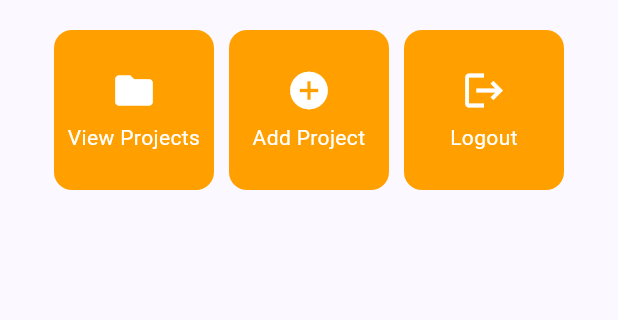
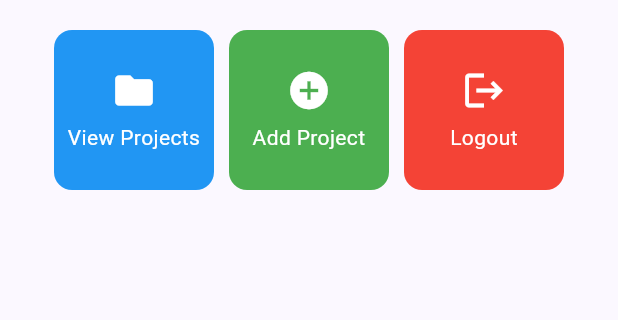
Before and after one commit to 1drism/myportofolio_mobile, a Flutter app: the screen it shows after launch, on a phone screen of 412 x 824 dp, the part 345-665 px from its top. Run offline on Flutter 3.47's test engine with Material 3 defaults, Android fonts, the phone set to English and light mode, and no system bars.

Commit message:
feat(menu): add per-item colors to ItemHomepage

```diff
--- a/lib/menu.dart
+++ b/lib/menu.dart
@@ -8,9 +8,9 @@ class MyHomePage extends StatelessWidget {
   final String kelas = "KKI";
 
   final List<ItemHomepage> items = [
-    ItemHomepage("View Projects", Icons.folder),
-    ItemHomepage("Add Project", Icons.add_circle),
-    ItemHomepage("Logout", Icons.logout),
+    ItemHomepage("View Projects", Icons.folder, Colors.blue),
+    ItemHomepage("Add Project", Icons.add_circle, Colors.green),
+    ItemHomepage("Logout", Icons.logout, Colors.red),
   ];
 
   @override
@@ -114,8 +114,9 @@ class InfoCard extends StatelessWidget {
 class ItemHomepage {
   final String name;
   final IconData icon;
+  final Color color;
 
-  ItemHomepage(this.name, this.icon);
+  ItemHomepage(this.name, this.icon, this.color);
 }
 
 class ItemCard extends StatelessWidget {
@@ -125,10 +126,13 @@ class ItemCard extends StatelessWidget {
 
   @override
   Widget build(BuildContext context) {
+    final borderRadius = BorderRadius.circular(12);
+
     return Material(
-      color: Theme.of(context).colorScheme.secondary,
-      borderRadius: BorderRadius.circular(12),
+      color: item.color,
+      borderRadius: borderRadius,
       child: InkWell(
+        borderRadius: borderRadius,
         onTap: () {
           ScaffoldMessenger.of(context)
             ..hideCurrentSnackBar()
```
